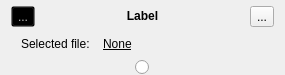
Qt form ui/InputBlock.ui (povle/pyblueprint) before a commit.
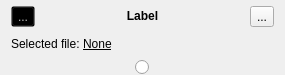
The same form after that commit. Icons and pictures are not drawn. Custom widgets are drawn as their Qt base class.

```diff
--- a/ui/InputBlock.ui
+++ b/ui/InputBlock.ui
@@ -133,14 +133,14 @@
      <item>
       <widget class="QLabel" name="fileLabel">
        <property name="sizePolicy">
-        <sizepolicy hsizetype="Fixed" vsizetype="Preferred">
+        <sizepolicy hsizetype="Preferred" vsizetype="Preferred">
          <horstretch>0</horstretch>
          <verstretch>0</verstretch>
         </sizepolicy>
        </property>
        <property name="minimumSize">
         <size>
-         <width>160</width>
+         <width>0</width>
          <height>0</height>
         </size>
        </property>
```
